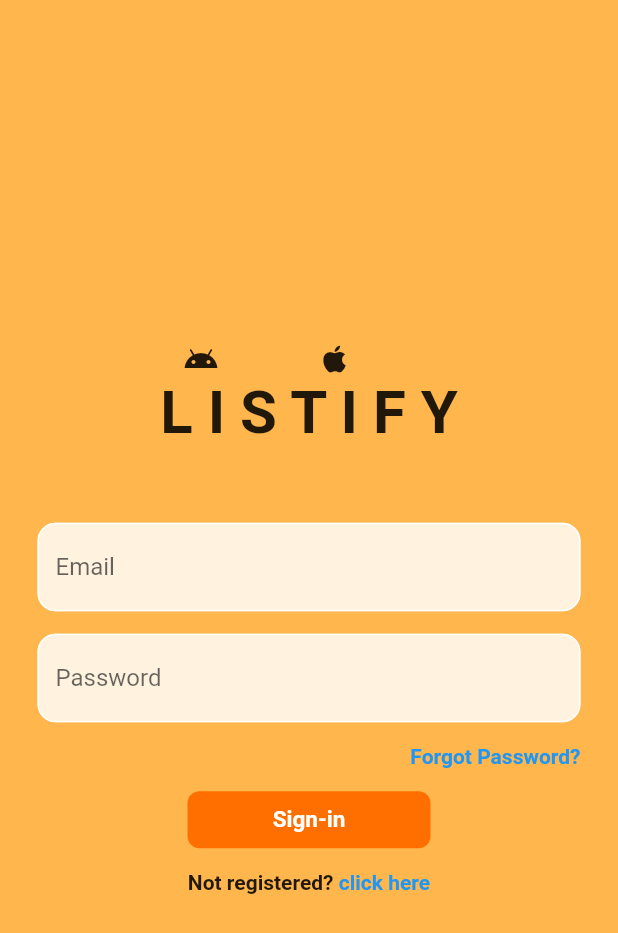
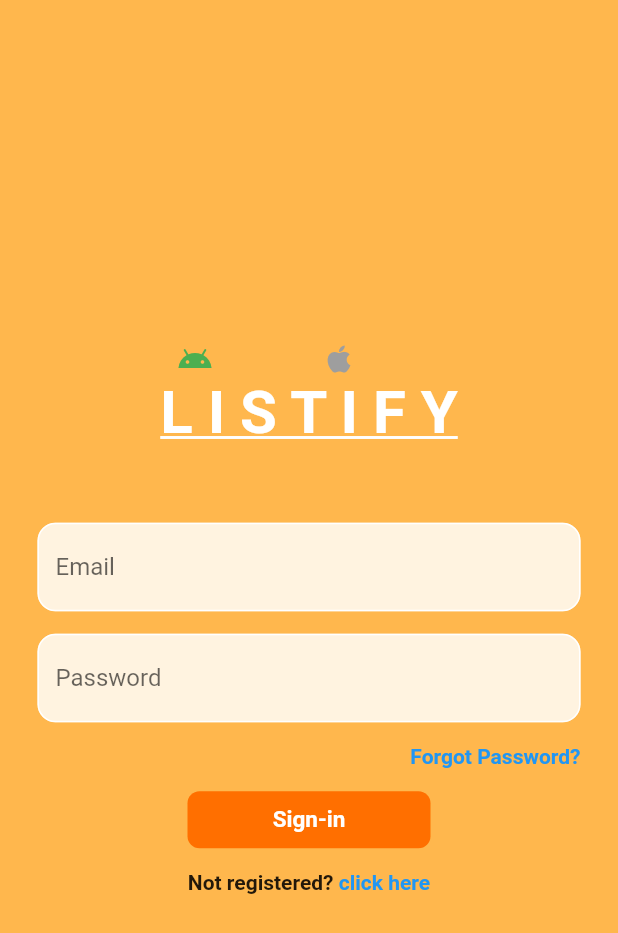
Before and after one commit to Tony-Ton3/Listify, a Flutter app: the screen it shows after launch, on a phone screen of 412 x 824 dp. Shown: the top 933 px of the screen. Run offline on Flutter 3.47's test engine with Material 2 defaults, Android fonts, the phone set to English and light mode, and no system bars; our stand-ins replace cloud_firestore, firebase_auth, firebase_core, firebase_storage, image_picker; accounts and stored records are empty; Roboto replaces fonts that are missing (Times).

```diff
--- a/lib/pages/add.dart
+++ b/lib/pages/add.dart
@@ -152,6 +152,7 @@ class _AddTaskScreenState extends State<AddTaskScreen> {
         });
         Navigator.pop(context); // navigate back to main screen
       }
+      Navigator.pop(context); //to end circular loading indicator
     } catch (e) {
       if (kDebugMode) {
         print('Error adding task: $e');
--- a/lib/pages/login_page.dart
+++ b/lib/pages/login_page.dart
@@ -14,7 +14,6 @@ class LoginPage extends StatefulWidget {
 class _LoginPageState extends State<LoginPage> {
   final _emailController = TextEditingController();
   final _passwordController = TextEditingController();
-
   Future signIn() async {
     //loading circle
     showDialog(
@@ -30,6 +29,7 @@ class _LoginPageState extends State<LoginPage> {
             content: Text('Please enter your email'),
             duration: Duration(seconds: 1)),
       );
+      Navigator.of(context).pop();
       return;
     } else if (_passwordController.text.trim().isEmpty) {
       ScaffoldMessenger.of(context).showSnackBar(
@@ -37,6 +37,7 @@ class _LoginPageState extends State<LoginPage> {
             content: Text('Please enter your password'),
             duration: Duration(seconds: 1)),
       );
+      Navigator.of(context).pop();
       return;
     } else {
       try {
@@ -52,12 +53,14 @@ class _LoginPageState extends State<LoginPage> {
                 content: Text('No user found for that email.'),
                 duration: Duration(seconds: 1)),
           );
+          Navigator.of(context).pop();
         } else if (e.code == 'wrong-password') {
           ScaffoldMessenger.of(context).showSnackBar(
             const SnackBar(
                 content: Text('Wrong password provided for that user.'),
                 duration: Duration(seconds: 1)),
           );
+          Navigator.of(context).pop();
         }
       }
     }
@@ -81,10 +84,16 @@ class _LoginPageState extends State<LoginPage> {
             children: [
               Row(
                 children: const [
-                  SizedBox(width: 122),
-                  Icon(Icons.android),
-                  SizedBox(width: 65),
-                  Icon(Icons.apple),
+                  SizedBox(width: 118),
+                  Icon(
+                    Icons.android,
+                    color: Colors.green,
+                  ),
+                  SizedBox(width: 72),
+                  Icon(
+                    Icons.apple,
+                    color: Colors.grey,
+                  ),
                 ],
               ),
               //into text
@@ -93,6 +102,9 @@ class _LoginPageState extends State<LoginPage> {
                 style: TextStyle(
                   fontWeight: FontWeight.bold,
                   fontSize: 40,
+                  fontFamily: 'Times', // replace with your desired font family
+                  decoration: TextDecoration.underline,
+                  color: Colors.white, // replace with your desired color
                 ),
               ),
               const SizedBox(height: 50),
@@ -136,6 +148,7 @@ class _LoginPageState extends State<LoginPage> {
                   controller: _passwordController,
                 ),
               ),
+
               const SizedBox(height: 15),
               Padding(
                 padding: const EdgeInsets.symmetric(horizontal: 25),
```
Also changed, not shown: lib/pages/home_page.dart (+6 -2 lines).
